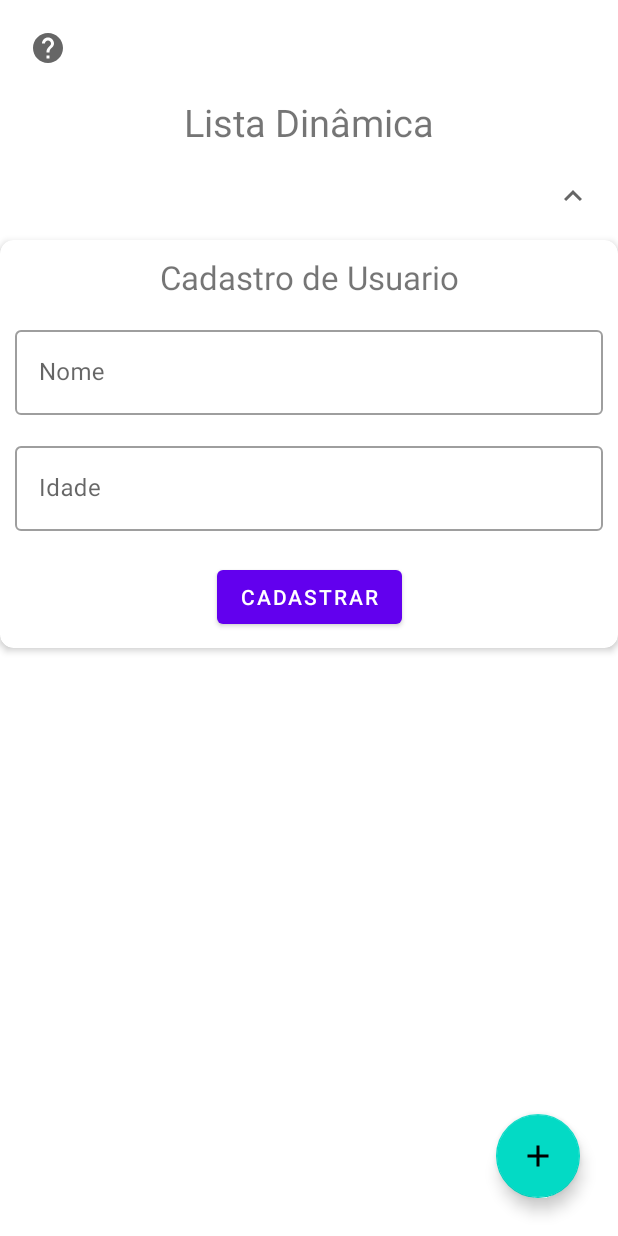
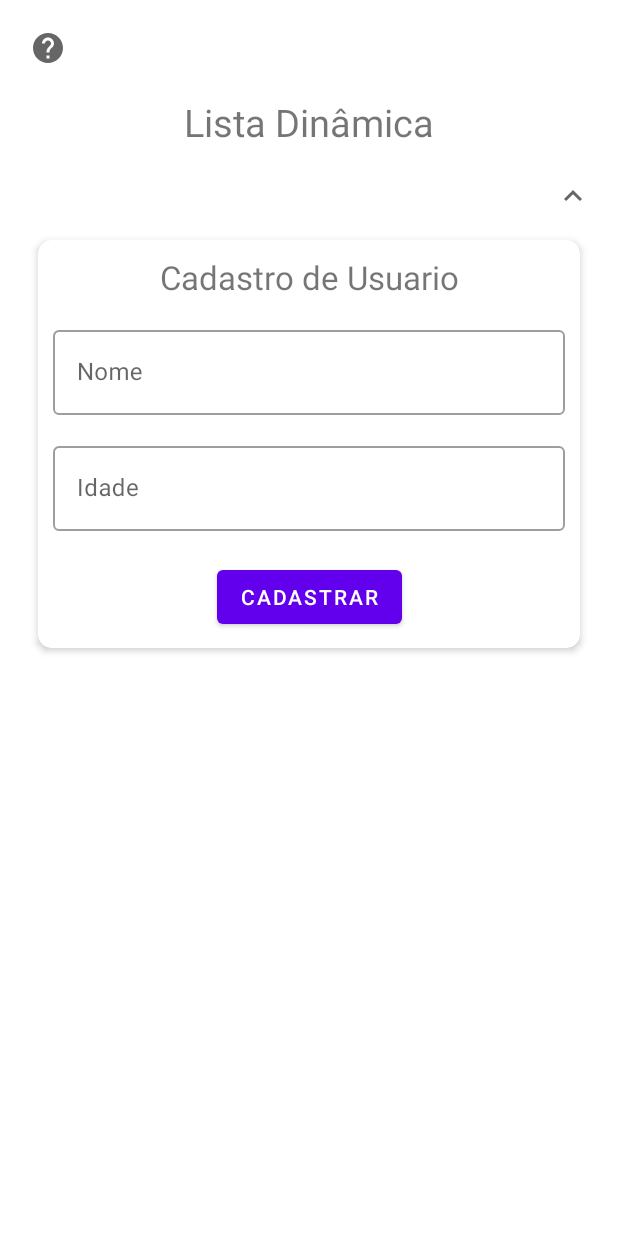
Before and after one commit to GuilhermePalma/RecycleView, an Android app: the screen it shows after launch (MainActivity), after a tap on "Visualizar ou Fechar o Cadastro de Usuar", on a phone screen of 412 x 824 dp. Run offline under Robolectric (Android 15) with nearby library versions, the phone set to English and light mode, and no system bars.

Commit message:
Update: Atualizações no Fragment

```diff
--- a/app/src/main/java/com/example/recyclerview/views/MainActivity.java
+++ b/app/src/main/java/com/example/recyclerview/views/MainActivity.java
@@ -34,9 +34,12 @@ public class MainActivity extends AppCompatActivity implements ClickRecycleView
     private ImageButton help;
     private ImageButton btn_fragment;
     private FloatingActionButton floatingActionButton;
+
     private FrameLayout fragment;
     private FragmentManager fragmentManager;
     private FragmentTransaction fragmentTransaction;
+
+    private RecyclerView recyclerView;
 
     private final DataBaseHelper database = new DataBaseHelper(this);
     private NewUserFragment userFragment;
@@ -71,7 +74,7 @@ public class MainActivity extends AppCompatActivity implements ClickRecycleView
     // Configura o RecyclerView
     public void setUpRecyclerView(){
         //Instancia o RecyclerView e Configura
-        RecyclerView recyclerView = findViewById(R.id.recycler_main);
+        recyclerView = findViewById(R.id.recycler_main);
         recyclerView.setLayoutManager(new LinearLayoutManager(this));
 
         // Intancia o Adapter do Recycler View
@@ -166,6 +169,10 @@ public class MainActivity extends AppCompatActivity implements ClickRecycleView
 
         // Deixa o FrameLayout do Fragment Visivel
         fragment.setVisibility(View.VISIBLE);
+
+        recyclerView.setVisibility(View.GONE);
+        floatingActionButton.setVisibility(View.GONE);
+
     }
 
     // Fecha o Fragment se estiver um aberto
@@ -194,6 +201,9 @@ public class MainActivity extends AppCompatActivity implements ClickRecycleView
         } else{
             Toast.makeText(this, R.string.no_find_fragment, Toast.LENGTH_SHORT).show();
         }
+
+        recyclerView.setVisibility(View.VISIBLE);
+        floatingActionButton.setVisibility(View.VISIBLE);
     }
 
     // Fecha o Teclado se estiver Aberto
--- a/app/src/main/res/layout/activity_main.xml
+++ b/app/src/main/res/layout/activity_main.xml
@@ -59,6 +59,10 @@
                 android:id="@+id/fragment_newUser"
                 android:layout_width="0dp"
                 android:layout_height="wrap_content"
+                android:layout_marginStart="20dp"
+                android:layout_marginLeft="20dp"
+                android:layout_marginEnd="20dp"
+                android:layout_marginRight="20dp"
                 android:visibility="visible"
                 app:layout_constraintEnd_toEndOf="parent"
                 app:layout_constraintStart_toStartOf="parent"
--- a/app/src/main/res/layout/fragment_new_user.xml
+++ b/app/src/main/res/layout/fragment_new_user.xml
@@ -5,7 +5,11 @@
     xmlns:tools="http://schemas.android.com/tools"
     android:layout_width="match_parent"
     android:layout_height="wrap_content"
+    android:layout_marginStart="5dp"
+    android:layout_marginLeft="5dp"
     android:layout_marginTop="7dp"
+    android:layout_marginEnd="5dp"
+    android:layout_marginRight="5dp"
     android:layout_marginBottom="7dp"
     app:cardCornerRadius="9dp"
     app:cardElevation="3dp">
--- a/app/src/main/res/values/strings.xml
+++ b/app/src/main/res/values/strings.xml
@@ -6,7 +6,7 @@
     <string name="title_recycler">Lista Dinâmica</string>
     <string name="title_result">Dados do Item</string>
     <string name="title_dialog">Ajuda</string>
-    <string name="message_dialog">Clique no Botão \"+\" ou \nClique no Icone \"V\"
+    <string name="message_dialog">Clique no Botão \"+\" ou \nClique no Icone \"v\"
         e Insira o Nome e Idade</string>
     <string name="no_find_fragment">Houve um Erro Inesperado…</string>
     <string name="description_help">Ver Ajuda</string>
@@ -30,5 +30,6 @@
     <string name="label_age">Idade</string>
     <string name="error_input">Campo %s não Preenchido</string>
     <string name="error_database">Houve um Problema no Nosso Banco de Dados…</string>
+    <string name="register_complete">Novo Usuario <b>Cadastrado com Sucesso</b> !</string>
 
 </resources>
```
Also changed, not shown: app/src/main/java/com/example/recyclerview/views/NewUserFragment.java (+19 -3 lines).
